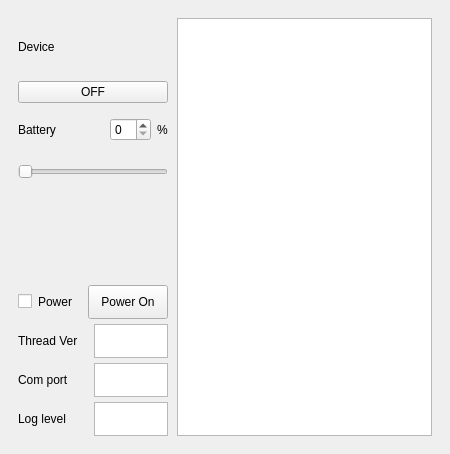
The window that res/view/onoffplugin.ui (Samsung/ioter) describes before a commit, drawn with Qt 5.
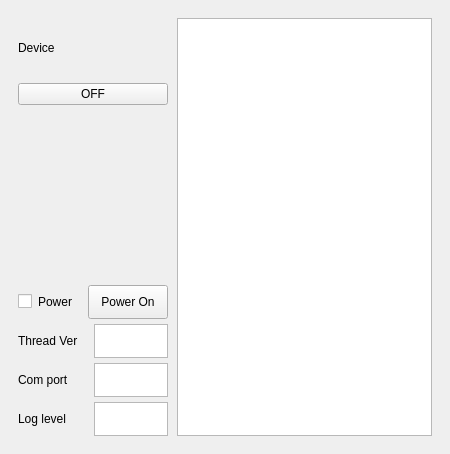
The same window after the commit.

Commit message: Implement function for battery ui operation

The edit to the form file:
```diff
--- a/res/view/onoffplugin.ui
+++ b/res/view/onoffplugin.ui
@@ -183,7 +183,7 @@
                </layout>
               </item>
               <item>
-               <layout class="QVBoxLayout" name="verticalLayout_10" stretch="1,1">
+               <layout class="QVBoxLayout" name="verticalLayout_10" stretch="1">
                 <property name="spacing">
                  <number>0</number>
                 </property>
@@ -191,60 +191,12 @@
                  <number>0</number>
                 </property>
                 <item>
-                 <layout class="QHBoxLayout" name="horizontalLayout_5" stretch="1,0,0">
+                 <layout class="QHBoxLayout" name="horizontalLayout_5" stretch="">
                   <property name="spacing">
                    <number>6</number>
                   </property>
-                  <item>
-                   <widget class="QLabel" name="labelDeviceBattery">
-                    <property name="sizePolicy">
-                     <sizepolicy hsizetype="Preferred" vsizetype="Preferred">
-                      <horstretch>0</horstretch>
-                      <verstretch>0</verstretch>
-                     </sizepolicy>
-                    </property>
-                    <property name="text">
-                     <string>Battery</string>
-                    </property>
-                    <property name="alignment">
-                     <set>Qt::AlignLeading|Qt::AlignLeft|Qt::AlignVCenter</set>
-                    </property>
-                   </widget>
-                  </item>
-                  <item>
-                   <widget class="QSpinBox" name="spinboxBattery"/>
-                  </item>
-                  <item>
-                   <widget class="QLabel" name="labelBatteryPercent">
-                    <property name="sizePolicy">
-                     <sizepolicy hsizetype="Preferred" vsizetype="Preferred">
-                      <horstretch>0</horstretch>
-                      <verstretch>0</verstretch>
-                     </sizepolicy>
-                    </property>
-                    <property name="text">
-                     <string>%</string>
-                    </property>
-                    <property name="alignment">
-                     <set>Qt::AlignLeading|Qt::AlignLeft|Qt::AlignVCenter</set>
-                    </property>
-                   </widget>
-                  </item>
                  </layout>
                 </item>
-                <item>
-                 <widget class="QSlider" name="horizontalSliderBattery">
-                  <property name="sizePolicy">
-                   <sizepolicy hsizetype="Expanding" vsizetype="Preferred">
-                    <horstretch>0</horstretch>
-                    <verstretch>0</verstretch>
-                   </sizepolicy>
-                  </property>
-                  <property name="orientation">
-                   <enum>Qt::Horizontal</enum>
-                  </property>
-                 </widget>
-                </item>
                </layout>
               </item>
               <item>
```
The commit also changes 2 other files.
